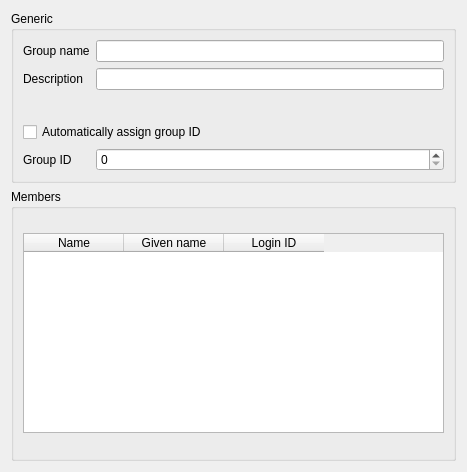
First picture: the form in agent/src/clacks/agent/data/templates/default/group-posix.ui, repository gonicus/clacks, before the edit.
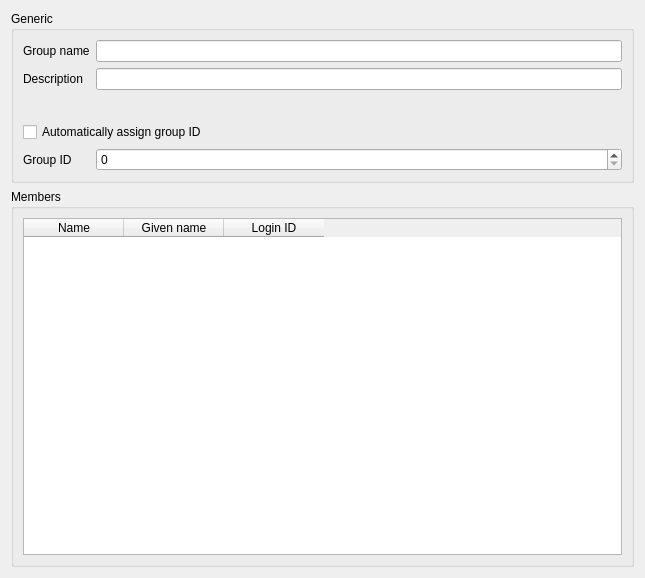
Second picture: the form after the edit. Icons and pictures are not drawn.

Commit message: Break dialog layout

Patch:
```diff
--- a/agent/src/clacks/agent/data/templates/default/group-posix.ui
+++ b/agent/src/clacks/agent/data/templates/default/group-posix.ui
@@ -6,8 +6,8 @@
    <rect>
     <x>0</x>
     <y>0</y>
-    <width>467</width>
-    <height>472</height>
+    <width>645</width>
+    <height>578</height>
    </rect>
   </property>
   <property name="windowTitle">
@@ -98,6 +98,12 @@
    </item>
    <item>
     <widget class="QGroupBox" name="groupBox_2">
+     <property name="sizePolicy">
+      <sizepolicy hsizetype="Preferred" vsizetype="Preferred">
+       <horstretch>0</horstretch>
+       <verstretch>1</verstretch>
+      </sizepolicy>
+     </property>
      <property name="title">
       <string>Members</string>
      </property>
@@ -110,7 +116,7 @@
         <property name="maximumSize">
          <size>
           <width>16777215</width>
-          <height>200</height>
+          <height>16777215</height>
          </size>
         </property>
         <column>
```
Left out of the diff: 49 changed lines with no effect on the pictures. The commit also changes 5 other files.
